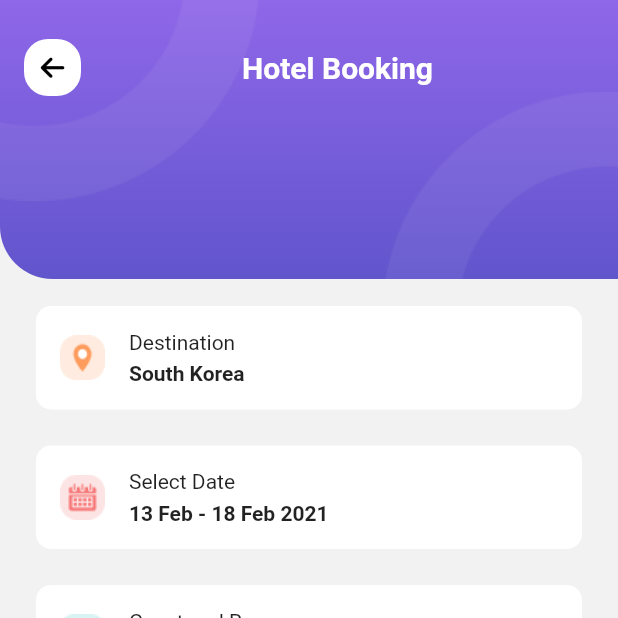
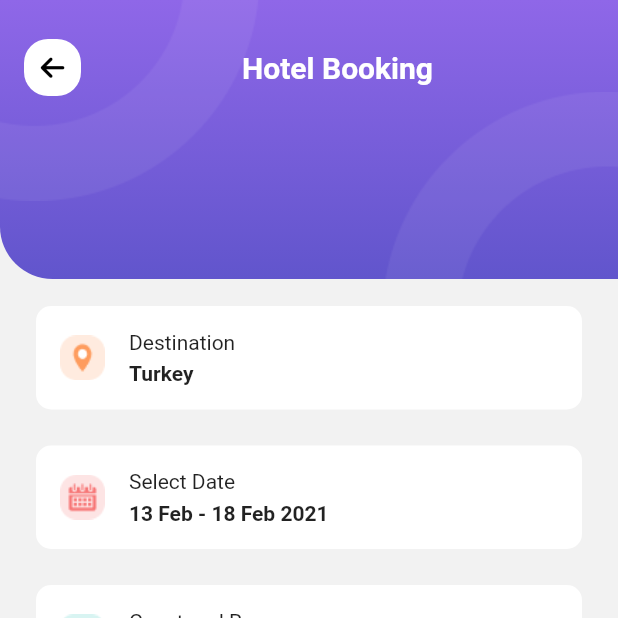
Before and after one commit to vfa-cuongtt/flutter_travel, a Flutter app: the MainApp screen opened by its route, after a tap on "Turkey", on a phone screen of 412 x 824 dp, the top half of it. Run offline on Flutter 3.47's test engine with Material 2 defaults, Android fonts, the phone set to English and light mode, and no system bars; our stand-ins replace font_awesome_flutter, hive_flutter, salomon_bottom_bar, smooth_page_indicator, syncfusion_flutter_datepicker; accounts and stored records are empty.

Commit message:
Update all Screen UI

```diff
--- a/lib/representation/screens/home_screen.dart
+++ b/lib/representation/screens/home_screen.dart
@@ -24,10 +24,42 @@ class _HomeScreenState extends State<HomeScreen> {
     {
       'name': 'Dubai',
       'image': AssetHelper.imgDubai,
+    },
+    {
+      'name': 'Korea',
+      'image': AssetHelper.imgKorea,
+    },
+    {
+      'name': 'Dubai',
+      'image': AssetHelper.imgDubai,
+    },
+    {
+      'name': 'Korea',
+      'image': AssetHelper.imgKorea,
+    },
+    {
+      'name': 'Dubai',
+      'image': AssetHelper.imgDubai,
     }
   ];
 
   final List<Map<String, String>> listImageRight = [
+    {
+      'name': 'Turkey',
+      'image': AssetHelper.imgTurkey,
+    },
+    {
+      'name': 'Japan',
+      'image': AssetHelper.imgJapan,
+    },
+    {
+      'name': 'Turkey',
+      'image': AssetHelper.imgTurkey,
+    },
+    {
+      'name': 'Japan',
+      'image': AssetHelper.imgJapan,
+    },
     {
       'name': 'Turkey',
       'image': AssetHelper.imgTurkey,
@@ -72,7 +104,7 @@ class _HomeScreenState extends State<HomeScreen> {
                     name,
                     style: TextStyles.defaultStyle.bold.whiteTextColor,
                   ),
-                  SizedBox(
+                  const SizedBox(
                     height: kItemPadding,
                   ),
                   Container(
@@ -83,7 +115,7 @@ class _HomeScreenState extends State<HomeScreen> {
                     ),
                     child: Row(
                       mainAxisSize: MainAxisSize.min,
-                      children: [
+                      children: const [
                         Icon(
                           Icons.star,
                           color: Color(0xffFFC107),
@@ -108,7 +140,7 @@ class _HomeScreenState extends State<HomeScreen> {
   Widget build(BuildContext context) {
     return AppBarContainerWidgets(
         title: Padding(
-          padding: EdgeInsets.symmetric(horizontal: kDefaultPadding),
+          padding: const EdgeInsets.symmetric(horizontal: kDefaultPadding),
           child: Row(
             children: [
               Column(
@@ -231,7 +263,7 @@ class _HomeScreenState extends State<HomeScreen> {
                 ),
               ],
             ),
-            SizedBox(
+            const SizedBox(
               height: kMediumPadding,
             ),
             Row(
@@ -240,7 +272,7 @@ class _HomeScreenState extends State<HomeScreen> {
                   'Popular Destinations',
                   style: TextStyle(fontWeight: FontWeight.bold),
                 ),
-                Spacer(),
+                const Spacer(),
                 Text(
                   'See All',
                   style: TextStyles.defaultStyle.bold.primaryTextColor,
--- a/lib/representation/screens/hotel_booking_screen.dart
+++ b/lib/representation/screens/hotel_booking_screen.dart
@@ -10,8 +10,8 @@ import '../widgets/button_widget.dart';
 import '../widgets/item_booking_widget.dart';
 
 class HotelBookingScreen extends StatefulWidget {
-  const HotelBookingScreen({Key? key}) : super(key: key);
-
+  const HotelBookingScreen({Key? key, this.nameDestination}) : super(key: key);
+  final String? nameDestination;
   static const String routeName = '/hotel_booking_screen';
 
   @override
@@ -25,20 +25,21 @@ class _HotelBookingScreenState extends State<HotelBookingScreen> {
     return AppBarContainerWidgets(
       implementLeading: true,
       titleString: 'Hotel Booking',
-      // Create list view
+
+      // * Create list view
       child: SingleChildScrollView(
         child: Column(
           children: [
-            SizedBox(
+            const SizedBox(
               height: kMediumPadding * 2,
             ),
             ItemBookingWidget(
               icon: AssetHelper.iconLocation,
               title: 'Destination',
-              description: 'South Korea',
+              description: widget.nameDestination ?? 'Destination',
               onTap: () {},
             ),
-            SizedBox(
+            const SizedBox(
               height: kMediumPadding,
             ),
 
@@ -62,7 +63,7 @@ class _HotelBookingScreenState extends State<HotelBookingScreen> {
                 },
               );
             }),
-            SizedBox(
+            const SizedBox(
               height: kMediumPadding,
             ),
             ItemBookingWidget(
@@ -74,7 +75,7 @@ class _HotelBookingScreenState extends State<HotelBookingScreen> {
                     .pushNamed(GuestAndRoomBookingWidget.routeName);
               },
             ),
-            SizedBox(
+            const SizedBox(
               height: kMediumPadding,
             ),
             ButtonWidget(
--- a/lib/representation/widgets/button_widget.dart
+++ b/lib/representation/widgets/button_widget.dart
@@ -4,13 +4,14 @@ import 'package:travel_app/core/constants/dimension_contants.dart';
 import 'package:travel_app/core/constants/textstyle_constants.dart';
 
 class ButtonWidget extends StatelessWidget {
-  const ButtonWidget({Key? key, required this.title, this.onTap})
+  const ButtonWidget({Key? key, required this.title, this.onTap, this.opacity})
       : super(key: key);
 
   // Button title
   final String title;
   // Button function event
   final Function()? onTap;
+  final Color? opacity;
 
   @override
   Widget build(BuildContext context) {
@@ -20,12 +21,16 @@ class ButtonWidget extends StatelessWidget {
         padding: const EdgeInsets.symmetric(vertical: kDefaultPadding),
         decoration: BoxDecoration(
           borderRadius: BorderRadius.circular(kMediumPadding),
-          gradient: Gradients.defaultGradientBackground,
+          gradient:
+              opacity != null ? null : Gradients.defaultGradientBackground,
+          color: opacity,
         ),
         alignment: Alignment.center,
         child: Text(
           title,
-          style: TextStyles.defaultStyle.bold.whiteTextColor,
+          style: TextStyles.defaultStyle.bold.copyWith(
+              color:
+                  opacity != null ? ColorPalette.primaryColor : Colors.white),
         ),
       ),
     );
--- a/lib/representation/widgets/dashline_widget.dart
+++ b/lib/representation/widgets/dashline_widget.dart
@@ -9,6 +9,8 @@ class DashLineWidget extends StatelessWidget {
 
   final double height;
   final Color color;
+
+  // * Render dash lines
   @override
   Widget build(BuildContext context) {
     return LayoutBuilder(
--- a/lib/routes.dart
+++ b/lib/routes.dart
@@ -1,5 +1,6 @@
 import 'package:flutter/material.dart';
 import 'package:travel_app/data/models/hotel_model.dart';
+import 'package:travel_app/representation/screens/checkout_screen.dart';
 import 'package:travel_app/representation/screens/guest_and_room_booking_screen.dart';
 import 'package:travel_app/representation/screens/hotel_booking_screen.dart';
 import 'package:travel_app/representation/screens/hotel_detail_screen.dart';
@@ -10,12 +11,14 @@ import 'package:travel_app/representation/screens/select_date_screen.dart';
 import 'package:travel_app/representation/screens/select_room_screen.dart';
 import 'package:travel_app/representation/screens/splash_screen.dart';
 
+import 'data/models/room_model.dart';
+
+// * Define generate route
 final Map<String, WidgetBuilder> routes = {
   SplashScreen.routeName: (context) => const SplashScreen(),
   IntroScreen.routeName: (context) => const IntroScreen(),
   MainApp.routeName: (context) => const MainApp(),
   HotelsScreen.routeName: (context) => const HotelsScreen(),
-  HotelBookingScreen.routeName: (context) => const HotelBookingScreen(),
   SelectDateScreen.routeName: (context) => SelectDateScreen(),
   GuestAndRoomBookingWidget.routeName: (context) =>
       const GuestAndRoomBookingWidget(),
@@ -36,6 +39,27 @@ MaterialPageRoute<dynamic>? generateRoute(RouteSettings settings) {
         },
       );
 
+    case CheckoutScreen.routeName:
+      // * Add Room model for the CheckOutScreen
+      return MaterialPageRoute(
+        builder: (context) {
+          final RoomModel roomModel = (settings.arguments as RoomModel);
+          return CheckoutScreen(
+            roomModel: roomModel,
+          );
+        },
+      );
+
+    case HotelBookingScreen.routeName:
+      // * Add destination for the HotelBookingScreen
+      return MaterialPageRoute(
+        builder: (context) {
+          final String? nameDestination = (settings.arguments as String?);
+          return HotelBookingScreen(
+            nameDestination: nameDestination,
+          );
+        },
+      );
     default:
       break;
   }
```
Also changed, not shown: lib/representation/screens/checkout_screen.dart (added, +128 -0 lines), lib/representation/screens/guest_and_room_booking_screen.dart (+10 -8 lines), lib/representation/screens/hotel_detail_screen.dart (+8 -0 lines), lib/representation/screens/select_date_screen.dart (+11 -5 lines), lib/representation/screens/select_room_screen.dart (+6 -1 lines), lib/representation/widgets/item_optional_widget.dart (added, +81 -0 lines), lib/representation/widgets/item_room_boking_widget.dart (+31 -5 lines), lib/data/models/room_model.dart (renamed from lib/data/models/RoomModel.dart).
